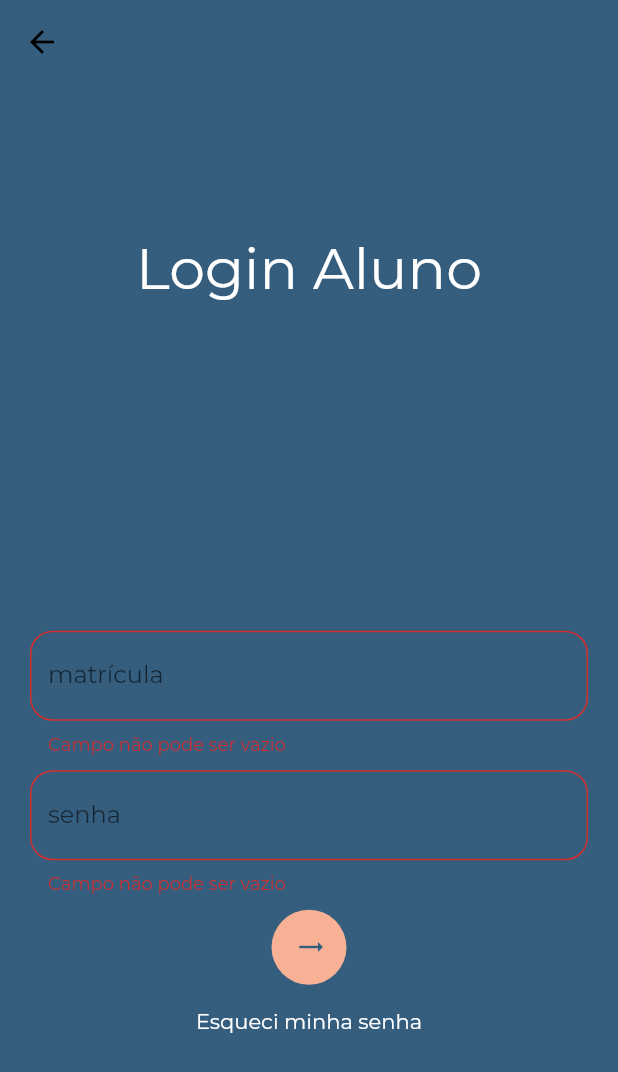
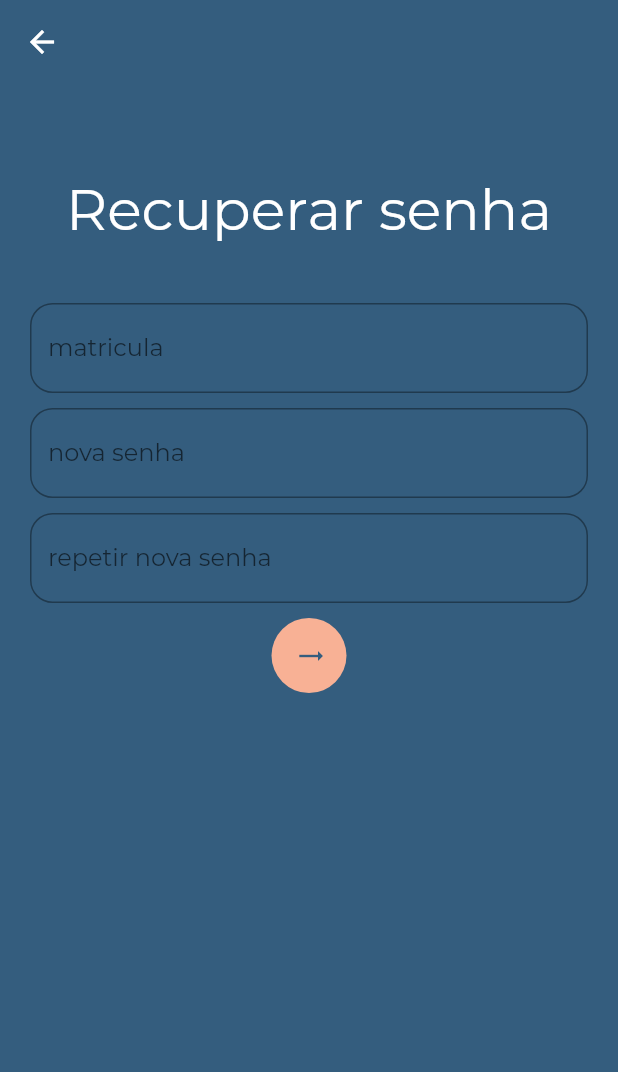
Before and after one commit to rodriguesJeff/minha_escola, a Flutter app: the Login screen opened by its route, after a tap on the "trending neutral" icon, after a tap on "Esqueci minha senha", on a phone screen of 412 x 824 dp. Shown: the top 1072 px of the screen. Run offline on Flutter 3.47's test engine with Material 2 defaults, Android fonts, the phone set to English and light mode, and no system bars; project files that could hold a hidden picture were left out.

Commit message:
enviando todas as alteracoes

```diff
--- a/lib/Router.dart
+++ b/lib/Router.dart
@@ -1,12 +1,20 @@
 import 'package:flutter/material.dart';
+import 'package:minha_escola/ui/alter_senha.dart';
+import 'package:minha_escola/ui/boletim.dart';
 import 'package:minha_escola/ui/initial.dart';
 import 'package:minha_escola/ui/login.dart';
+import 'package:minha_escola/ui/notif.dart';
 import 'package:minha_escola/ui/perfil.dart';
+import 'package:minha_escola/ui/rec_senha.dart';
 
 class Routes {
   var router = <String, WidgetBuilder>{
     '/login': (BuildContext context) => Login(),
-    '/perfil': (BuildContext context) => Perfil()
+    '/perfil': (BuildContext context) => Perfil(),
+    '/boletim': (BuildContext context) => Boletim(),
+    '/notificacoes': (BuildContext context) => Notificacoes(),
+    '/rec_senha': (BuildContext context) => RecuperaSenha(),
+    '/alter_senha': (BuildContext context) => AlterarSenha(),
   };
 
   Routes () {
@@ -15,7 +23,6 @@ class Routes {
         debugShowCheckedModeBanner: false,
         title: 'App Minha escola',
         theme: ThemeData(
-          primaryColor: Colors.white,
           fontFamily: 'Montserrat'
         ),
         home: Initial(),
--- a/lib/ui/login.dart
+++ b/lib/ui/login.dart
@@ -23,8 +23,9 @@ class _LoginState extends State<Login> {
         elevation: 0
       ),
       body: Center(
+        child: SingleChildScrollView(
           child: Column(
-          mainAxisAlignment: MainAxisAlignment.spaceAround,
+            mainAxisAlignment: MainAxisAlignment.spaceBetween,
             children: <Widget> [
               Text(
                 'Login Aluno',
@@ -33,6 +34,7 @@ class _LoginState extends State<Login> {
                   color: Colors.white
                 )
               ),
+              SizedBox(height: 30),
               Form(
                 key: _formKey,
                 child: Padding(
@@ -56,8 +58,8 @@ class _LoginState extends State<Login> {
                             if (_formKey.currentState.validate()){
                               var email = mailController.text;
                               var pass = passController.text;
+                              Navigator.pushNamed(context, '/perfil');
                             }
-                          Navigator.pushNamed(context, '/perfil');
                           },
                           child: Icon(
                             Icons.trending_flat,
@@ -68,7 +70,7 @@ class _LoginState extends State<Login> {
                       ),
                       FlatButton(
                         onPressed: () {
-
+                          Navigator.pushNamed(context, '/rec_senha');
                         },
                         child: Text(
                           'Esqueci minha senha',
@@ -80,6 +82,7 @@ class _LoginState extends State<Login> {
                 ),
               )
             ]
+          ),
         )
       )
     );
--- /dev/null
+++ b/lib/ui/rec_senha.dart
@@ -0,0 +1,79 @@
+import 'package:flutter/material.dart';
+import 'package:minha_escola/ui/widgets/textField.dart';
+
+class RecuperaSenha extends StatefulWidget {
+  @override
+  _RecuperaSenhaState createState() => _RecuperaSenhaState();
+}
+
+class _RecuperaSenhaState extends State<RecuperaSenha> {
+  final matController = TextEditingController();
+  final nvSenhaController = TextEditingController();
+  final nvSenha2Controller = TextEditingController();
+
+  final _formKey = GlobalKey<FormState>();
+
+  @override
+  Widget build(BuildContext context) {
+    return Scaffold(
+      backgroundColor: Color(0xff345D7E),
+      appBar: AppBar(
+        backgroundColor: Color(0xff345D7E),
+        elevation: 0,
+      ),
+      body: SingleChildScrollView(
+        child: Form(
+        key: _formKey,
+        child: Padding(
+          padding: EdgeInsets.all(20),
+          child: Column(
+            mainAxisAlignment: MainAxisAlignment.spaceAround,
+            children: <Widget>[
+              SizedBox(height: 40),
+              Text(
+                'Recuperar senha',
+                style: TextStyle(
+                  fontSize: 38,
+                  color: Colors.white
+                )
+              ),
+              SizedBox(height: 40),
+              textField(matController, false, 'matricula', 'matricula'),
+              SizedBox(height: 10),
+              textField(nvSenhaController, true, 'nova senha', 'nova senha'),
+              SizedBox(height: 10),
+              textField(nvSenha2Controller, true, 'repetir nova senha', 'repetir nova senha'),
+              SizedBox(height: 10),
+              Container(
+                width: 50,
+                height: 50,
+                decoration: BoxDecoration(
+                  color: Color(0xffF8B195),
+                  borderRadius: BorderRadius.circular(50)
+                ),
+                child: FlatButton(
+                  onPressed: () {
+                    if (_formKey.currentState.validate()){
+                      var matricula = matController.text;
+                      var senha = nvSenhaController.text;
+                      var senha2 = nvSenha2Controller.text;
+                      if (senha == senha2){
+                        Navigator.pushNamed(context, '/login');
+                      }
+                    }
+                  },
+                  child: Icon(
+                    Icons.trending_flat,
+                    size: 20,
+                    color: Color(0xff345D7E)
+                  ),
+                ),
+              ),
+            ]
+          ),
+        ),
+      ),
+      ),
+    );
+  }
+}
--- a/pubspec.yaml
+++ b/pubspec.yaml
@@ -20,8 +20,8 @@ flutter:
 
   uses-material-design: true
 
-  # assets:
-  #  - images/a_dot_burr.jpeg
+  assets:
+   - assets/
   #  - images/a_dot_ham.jpeg
   fonts:
     - family: Montserrat
```
Also changed, not shown: lib/ui/alter_senha.dart (added, +79 -0 lines), lib/ui/boletim.dart (added, +46 -0 lines), lib/ui/notif.dart (added, +42 -0 lines), lib/ui/perfil.dart (+131 -5 lines), assets/perfil.png (added). Lines whose indentation alone changed are shown as unchanged.
